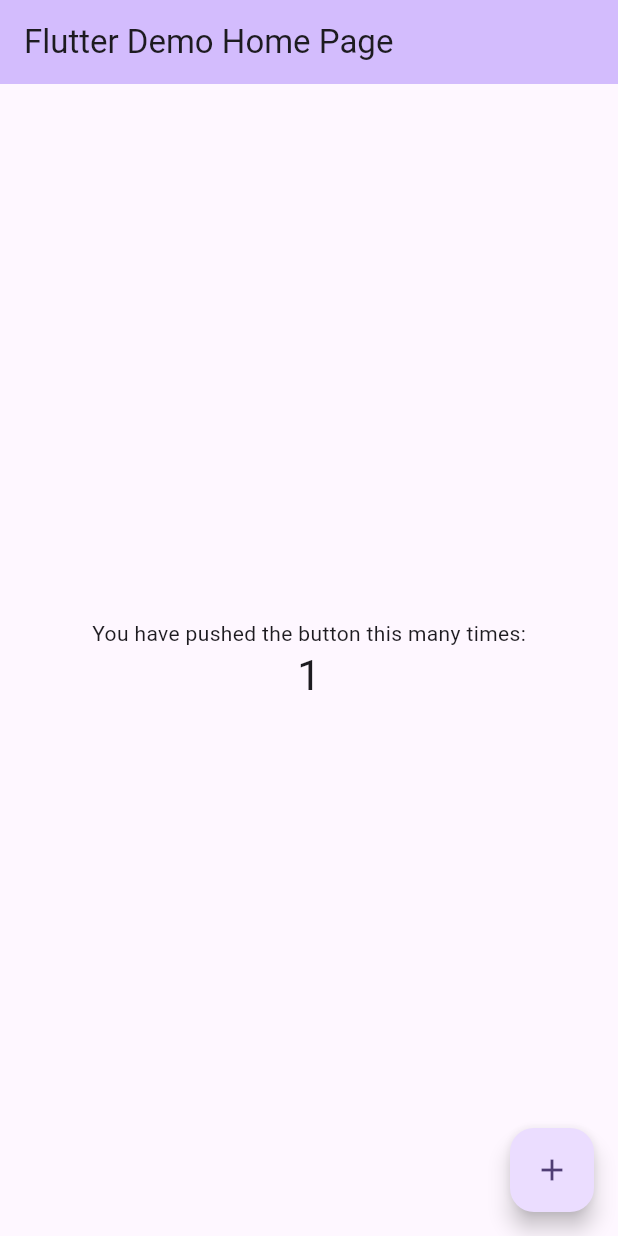
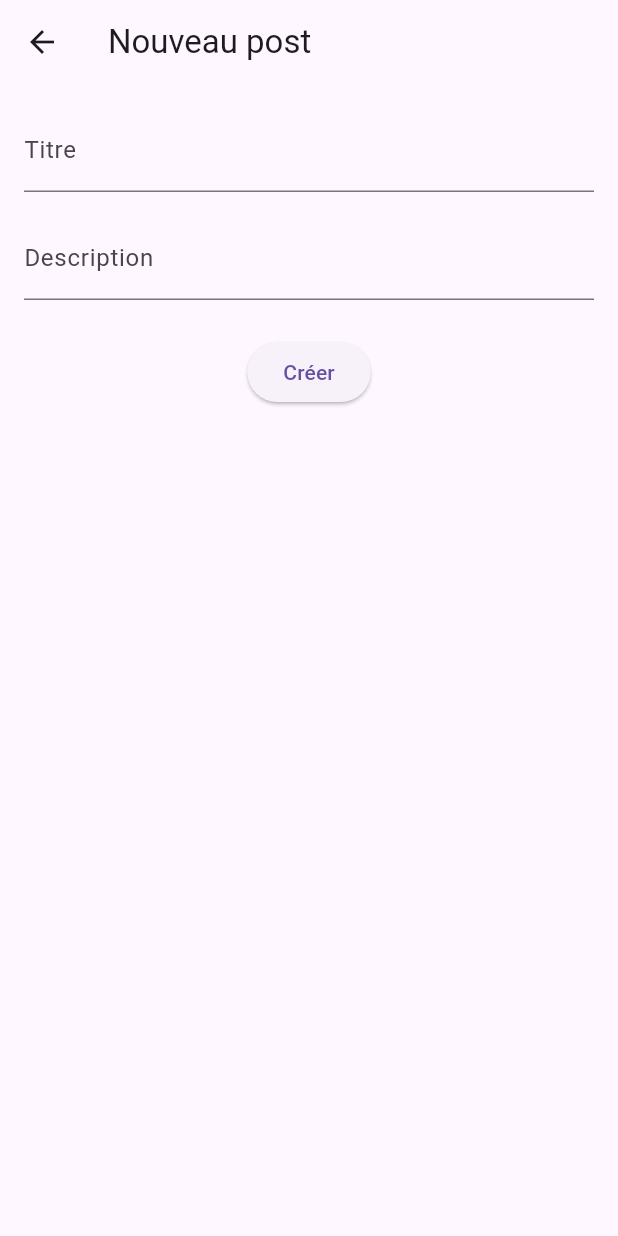
Before and after one commit to NicolasMontes0/TP_Flutter, a Flutter app: the screen it shows after launch, after a tap on the "add" icon, on a phone screen of 412 x 824 dp. Run offline on Flutter 3.47's test engine with Material 3 defaults, Android fonts, the phone set to English and light mode, and no system bars; our stand-ins replace bloc, flutter_bloc.

Commit message:
add code

```diff
--- a/lib/main.dart
+++ b/lib/main.dart
@@ -1,125 +1,36 @@
 import 'package:flutter/material.dart';
+import 'package:flutter_bloc/flutter_bloc.dart';
+import 'package:tp_flutter/post_screen/post_bloc/post_bloc.dart';
+import 'package:tp_flutter/post_screen/post_bloc/post_event.dart';
+import 'package:tp_flutter/post_screen/posts_screen.dart';
+import 'package:tp_flutter/shared/services/post_data_source/fake_posts_data_source.dart';
+import 'shared/services/post_repository/post_repository.dart';
 
 void main() {
-  runApp(const MyApp());
+  final postsRepository = PostsRepository(FakePostsDataSource());
+  runApp(MyApp(postsRepository: postsRepository));
 }
 
 class MyApp extends StatelessWidget {
-  const MyApp({super.key});
+  final PostsRepository postsRepository;
+  const MyApp({super.key, required this.postsRepository});
 
-  // This widget is the root of your application.
   @override
   Widget build(BuildContext context) {
-    return MaterialApp(
-      title: 'Flutter Demo',
-      theme: ThemeData(
-        // This is the theme of your application.
-        //
-        // TRY THIS: Try running your application with "flutter run". You'll see
-        // the application has a purple toolbar. Then, without quitting the app,
-        // try changing the seedColor in the colorScheme below to Colors.green
-        // and then invoke "hot reload" (save your changes or press the "hot
-        // reload" button in a Flutter-supported IDE, or press "r" if you used
-        // the command line to start the app).
-        //
-        // Notice that the counter didn't reset back to zero; the application
-        // state is not lost during the reload. To reset the state, use hot
-        // restart instead.
-        //
-        // This works for code too, not just values: Most code changes can be
-        // tested with just a hot reload.
-        colorScheme: ColorScheme.fromSeed(seedColor: Colors.deepPurple),
-        useMaterial3: true,
+    return MultiBlocProvider(
+      providers: [
+        BlocProvider(
+          create: (context) => PostsBloc(postsRepository)..add(LoadPostsEvent()),
+        ),
+      ],
+      child: MaterialApp(
+        title: 'TP Flutter',
+        theme: ThemeData(
+          primarySwatch: Colors.blue,
+          visualDensity: VisualDensity.adaptivePlatformDensity,
+        ),
+        home: const PostScreen(),
       ),
-      home: const MyHomePage(title: 'Flutter Demo Home Page'),
     );
   }
 }
-
-class MyHomePage extends StatefulWidget {
-  const MyHomePage({super.key, required this.title});
-
-  // This widget is the home page of your application. It is stateful, meaning
-  // that it has a State object (defined below) that contains fields that affect
-  // how it looks.
-
-  // This class is the configuration for the state. It holds the values (in this
-  // case the title) provided by the parent (in this case the App widget) and
-  // used by the build method of the State. Fields in a Widget subclass are
-  // always marked "final".
-
-  final String title;
-
-  @override
-  State<MyHomePage> createState() => _MyHomePageState();
-}
-
-class _MyHomePageState extends State<MyHomePage> {
-  int _counter = 0;
-
-  void _incrementCounter() {
-    setState(() {
-      // This call to setState tells the Flutter framework that something has
-      // changed in this State, which causes it to rerun the build method below
-      // so that the display can reflect the updated values. If we changed
-      // _counter without calling setState(), then the build method would not be
-      // called again, and so nothing would appear to happen.
-      _counter++;
-    });
-  }
-
-  @override
-  Widget build(BuildContext context) {
-    // This method is rerun every time setState is called, for instance as done
-    // by the _incrementCounter method above.
-    //
-    // The Flutter framework has been optimized to make rerunning build methods
-    // fast, so that you can just rebuild anything that needs updating rather
-    // than having to individually change instances of widgets.
-    return Scaffold(
-      appBar: AppBar(
-        // TRY THIS: Try changing the color here to a specific color (to
-        // Colors.amber, perhaps?) and trigger a hot reload to see the AppBar
-        // change color while the other colors stay the same.
-        backgroundColor: Theme.of(context).colorScheme.inversePrimary,
-        // Here we take the value from the MyHomePage object that was created by
-        // the App.build method, and use it to set our appbar title.
-        title: Text(widget.title),
-      ),
-      body: Center(
-        // Center is a layout widget. It takes a single child and positions it
-        // in the middle of the parent.
-        child: Column(
-          // Column is also a layout widget. It takes a list of children and
-          // arranges them vertically. By default, it sizes itself to fit its
-          // children horizontally, and tries to be as tall as its parent.
-          //
-          // Column has various properties to control how it sizes itself and
-          // how it positions its children. Here we use mainAxisAlignment to
-          // center the children vertically; the main axis here is the vertical
-          // axis because Columns are vertical (the cross axis would be
-          // horizontal).
-          //
-          // TRY THIS: Invoke "debug painting" (choose the "Toggle Debug Paint"
-          // action in the IDE, or press "p" in the console), to see the
-          // wireframe for each widget.
-          mainAxisAlignment: MainAxisAlignment.center,
-          children: <Widget>[
-            const Text(
-              'You have pushed the button this many times:',
-            ),
-            Text(
-              '$_counter',
-              style: Theme.of(context).textTheme.headlineMedium,
-            ),
-          ],
-        ),
-      ),
-      floatingActionButton: FloatingActionButton(
-        onPressed: _incrementCounter,
-        tooltip: 'Increment',
-        child: const Icon(Icons.add),
-      ), // This trailing comma makes auto-formatting nicer for build methods.
-    );
-  }
-}
--- /dev/null
+++ b/lib/post_screen/post_bloc/post_bloc.dart
@@ -0,0 +1,46 @@
+import 'package:bloc/bloc.dart';
+import 'package:tp_flutter/post_screen/post_bloc/post_state/post_error.dart';
+import 'package:tp_flutter/post_screen/post_bloc/post_state/post_init.dart';
+import 'package:tp_flutter/post_screen/post_bloc/post_state/post_loaded.dart';
+import 'package:tp_flutter/post_screen/post_bloc/post_state/post_loading.dart';
+import '../../shared/services/post_repository/post_repository.dart';
+import 'post_event.dart';
+import 'post_state/post_state.dart';
+
+class PostsBloc extends Bloc<PostsEvent, PostsState> {
+  final PostsRepository repository;
+
+  PostsBloc(this.repository) : super(PostInitial()) {
+    on<LoadPostsEvent>((event, emit) async {
+      emit(PostLoading());
+      try {
+        final posts = await repository.getPosts();
+        emit(PostLoaded(posts));
+      } catch (e) {
+        emit(PostError(e.toString()));
+      }
+    });
+
+    on<CreatePostEvent>((event, emit) async {
+      emit(PostLoading());
+      try {
+        await repository.createPost(event.post);
+        final posts = await repository.getPosts();
+        emit(PostLoaded(posts));
+      } catch (e) {
+        emit(PostError(e.toString()));
+      }
+    });
+
+    on<UpdatePostEvent>((event, emit) async {
+      emit(PostLoading());
+      try {
+        await repository.updatePost(event.post);
+        final posts = await repository.getPosts();
+        emit(PostLoaded(posts));
+      } catch (e) {
+        emit(PostError(e.toString()));
+      }
+    });
+  }
+}
--- /dev/null
+++ b/lib/post_screen/post_bloc/post_event.dart
@@ -0,0 +1,15 @@
+import '../../shared/models/post.dart';
+
+abstract class PostsEvent {}
+
+class LoadPostsEvent extends PostsEvent {}
+
+class CreatePostEvent extends PostsEvent {
+  final Post post;
+  CreatePostEvent(this.post);
+}
+
+class UpdatePostEvent extends PostsEvent {
+  final Post post;
+  UpdatePostEvent(this.post);
+}
--- /dev/null
+++ b/lib/post_screen/post_bloc/post_state/post_error.dart
@@ -0,0 +1,6 @@
+import 'package:tp_flutter/post_screen/post_bloc/post_state/post_state.dart';
+
+class PostError extends PostsState {
+  final String error;
+  PostError(this.error);
+}
--- /dev/null
+++ b/lib/post_screen/post_bloc/post_state/post_init.dart
@@ -0,0 +1,3 @@
+import 'package:tp_flutter/post_screen/post_bloc/post_state/post_state.dart';
+
+class PostInitial extends PostsState {}
--- /dev/null
+++ b/lib/post_screen/post_bloc/post_state/post_loaded.dart
@@ -0,0 +1,7 @@
+import 'package:tp_flutter/post_screen/post_bloc/post_state/post_state.dart';
+import '../../../shared/models/post.dart';
+
+class PostLoaded extends PostsState {
+  final List<Post> posts;
+  PostLoaded(this.posts);
+}
--- /dev/null
+++ b/lib/post_screen/post_bloc/post_state/post_loading.dart
@@ -0,0 +1,3 @@
+import 'package:tp_flutter/post_screen/post_bloc/post_state/post_state.dart';
+
+class PostLoading extends PostsState {}
--- /dev/null
+++ b/lib/post_screen/post_bloc/post_state/post_state.dart
@@ -0,0 +1,5 @@
+import '../../../shared/models/post.dart';
+
+//TODO faire un enum pour gérer les états
+
+abstract class PostsState {}
--- /dev/null
+++ b/lib/post_screen/posts_create_screen/posts_create_screen.dart
@@ -0,0 +1,74 @@
+import 'package:flutter/material.dart';
+import 'package:flutter_bloc/flutter_bloc.dart';
+
+import '../../shared/models/post.dart';
+import '../post_bloc/post_bloc.dart';
+import '../post_bloc/post_event.dart';
+
+class PostsCreateScreen extends StatefulWidget {
+  const PostsCreateScreen({super.key});
+
+  @override
+  _PostsCreateScreenState createState() => _PostsCreateScreenState();
+}
+
+class _PostsCreateScreenState extends State<PostsCreateScreen> {
+  final _formKey = GlobalKey<FormState>();
+  final TextEditingController _titleController = TextEditingController();
+  final TextEditingController _descriptionController = TextEditingController();
+
+  void _createPost() {
+    if (_formKey.currentState!.validate()) {
+      final newPost = Post(
+        id: DateTime.now().toString(),
+        title: _titleController.text,
+        description: _descriptionController.text,
+      );
+      context.read<PostsBloc>().add(CreatePostEvent(newPost));
+      Navigator.pop(context);
+    }
+  }
+
+  @override
+  Widget build(BuildContext context) {
+    return Scaffold(
+      appBar: AppBar(title: const Text("Nouveau post")),
+      body: Padding(
+        padding: const EdgeInsets.all(16.0),
+        child: Form(
+          key: _formKey,
+          child: Column(
+            children: [
+              TextFormField(
+                controller: _titleController,
+                decoration: const InputDecoration(labelText: "Titre"),
+                validator: (value) {
+                  if (value == null || value.isEmpty) {
+                    return "Le titre est obligatoire";
+                  }
+                  return null;
+                },
+              ),
+              const SizedBox(height: 16),
+              TextFormField(
+                controller: _descriptionController,
+                decoration: const InputDecoration(labelText: "Description"),
+                validator: (value) {
+                  if (value == null || value.isEmpty) {
+                    return "La description est obligatoire";
+                  }
+                  return null;
+                },
+              ),
+              const SizedBox(height: 24),
+              ElevatedButton(
+                onPressed: _createPost,
+                child: const Text("Créer"),
+              ),
+            ],
+          ),
+        ),
+      ),
+    );
+  }
+}
--- /dev/null
+++ b/lib/post_screen/posts_detail_screen/posts_detail_screen.dart
@@ -0,0 +1,86 @@
+import 'package:flutter/material.dart';
+import 'package:flutter_bloc/flutter_bloc.dart';
+
+import '../../shared/models/post.dart';
+import '../post_bloc/post_bloc.dart';
+import '../post_bloc/post_event.dart';
+
+class PostDetailScreen extends StatefulWidget {
+  static Future<void> navigateTo(BuildContext context, Post post) {
+    return Navigator.pushNamed(context, 'postDetail', arguments: post);
+  }
+  final Post post;
+
+  const PostDetailScreen({super.key, required this.post});
+
+  @override
+  _PostDetailPageState createState() => _PostDetailPageState();
+}
+
+class _PostDetailPageState extends State<PostDetailScreen> {
+  final _formKey = GlobalKey<FormState>();
+  late TextEditingController _titleController;
+  late TextEditingController _descriptionController;
+
+  @override
+  void initState() {
+    super.initState();
+    _titleController = TextEditingController(text: widget.post.title);
+    _descriptionController =
+        TextEditingController(text: widget.post.description);
+  }
+
+  void _updatePost() {
+    if (_formKey.currentState!.validate()) {
+      final updatedPost = widget.post.copyWith(
+        title: _titleController.text,
+        description: _descriptionController.text,
+      );
+      context.read<PostsBloc>().add(UpdatePostEvent(updatedPost));
+      Navigator.pop(context);
+    }
+  }
+
+  @override
+  Widget build(BuildContext context) {
+    return Scaffold(
+      appBar: AppBar(title: const Text("Détails du post")),
+      body: Padding(
+        padding: const EdgeInsets.all(10.0),
+        child: Form(
+          key: _formKey,
+          child: Column(
+            children: [
+              TextFormField(
+                controller: _titleController,
+                decoration: const InputDecoration(labelText: "Titre"),
+                validator: (value) {
+                  if (value == null || value.isEmpty) {
+                    return "Le titre est obligatoire";
+                  }
+                  return null;
+                },
+              ),
+              const SizedBox(height: 16),
+              TextFormField(
+                controller: _descriptionController,
+                decoration: const InputDecoration(labelText: "Description"),
+                validator: (value) {
+                  if (value == null || value.isEmpty) {
+                    return "La description est obligatoire";
+                  }
+                  return null;
+                },
+              ),
+              const SizedBox(height: 24),
+              ElevatedButton(
+                onPressed: _updatePost,
+                child: const Text("Modifier le post"),
+              ),
+            ],
+          ),
+        ),
+      ),
+    );
+  }
+}
--- /dev/null
+++ b/lib/post_screen/posts_screen.dart
@@ -0,0 +1,69 @@
+import 'package:flutter/material.dart';
+import 'package:flutter_bloc/flutter_bloc.dart';
+import 'package:tp_flutter/post_screen/post_bloc/post_bloc.dart';
+import 'package:tp_flutter/post_screen/post_bloc/post_state/post_error.dart';
+import 'package:tp_flutter/post_screen/post_bloc/post_state/post_loaded.dart';
+import 'package:tp_flutter/post_screen/post_bloc/post_state/post_loading.dart';
+import 'package:tp_flutter/post_screen/post_bloc/post_state/post_state.dart';
+import 'package:tp_flutter/post_screen/posts_create_screen/posts_create_screen.dart';
+import 'package:tp_flutter/post_screen/posts_detail_screen/posts_detail_screen.dart';
+import 'package:tp_flutter/post_screen/widgets/post_list_item.dart';
+import 'package:tp_flutter/shared/models/post.dart';
+
+class PostScreen extends StatelessWidget {
+  const PostScreen({super.key});
+
+  @override
+  Widget build(BuildContext context) {
+    return Scaffold(
+      appBar: AppBar(title: const Text('Les posts')),
+      body: BlocListener<PostsBloc, PostsState>(
+        listener: (context, state) {
+          if (state is PostError) {
+            ScaffoldMessenger.of(context).showSnackBar(
+              SnackBar(content: Text('Erreur lors du chargement : ${state.error}')),
+            );
+          }
+        },
+        child: BlocBuilder<PostsBloc, PostsState>(
+          builder: (context, state) {
+            if (state is PostLoading) {
+              return const Center(child: CircularProgressIndicator());
+            }
+            else if (state is PostLoaded) {
+              if (state.posts.isEmpty) {
+                return const Center(child: Text('Vous n\'avez rien posté...'));
+              }
+              return ListView.builder(
+                itemCount: state.posts.length,
+                itemBuilder: (context, index) {
+                  final post = state.posts[index];
+                  return PostListItem(
+                    post: post,
+                    onTap: () => _openProductDetailScreen(context, post),
+                  );
+                },
+              );
+            } else if (state is PostError) {
+              return Center(child: Text(state.error));
+            }
+            return const Center(child: Text('Vous n\'avez rien posté...'));
+          },
+        ),
+      ),
+      floatingActionButton: FloatingActionButton(
+        onPressed: () {
+          Navigator.push(
+            context,
+            MaterialPageRoute(builder: (context) => const PostsCreateScreen()),
+          );
+        },
+        child: const Icon(Icons.add),
+      ),
+    );
+  }
+
+  void _openProductDetailScreen(BuildContext context, Post post) {
+    PostDetailScreen.navigateTo(context, post);
+  }
+}
--- /dev/null
+++ b/lib/post_screen/widgets/post_list_item.dart
@@ -0,0 +1,30 @@
+import 'package:flutter/material.dart';
+import 'package:tp_flutter/shared/models/post.dart';
+import '../posts_detail_screen/posts_detail_screen.dart';
+
+class PostListItem extends StatelessWidget {
+  const PostListItem({
+    super.key,
+    required this.post,
+    this.onTap,
+  });
+
+  final Post post;
+  final VoidCallback? onTap;
+
+  @override
+  Widget build(BuildContext context) {
+    return ListTile(
+      title: Text(post.title),
+      subtitle: Text(post.description),
+      onTap: () {
+        Navigator.push(
+          context,
+          MaterialPageRoute(
+            builder: (context) => PostDetailScreen(post: post),
+          ),
+        );
+      },
+    );
+  }
+}
--- /dev/null
+++ b/lib/shared/models/post.dart
@@ -0,0 +1,24 @@
+
+class Post {
+  final String id;
+  final String title;
+  final String description;
+
+  const Post({
+    required this.id,
+    required this.title,
+    required this.description,
+  });
+
+  Post copyWith({
+    String? id,
+    String? title,
+    String? description,
+  }) {
+    return Post(
+      id: id ?? this.id,
+      title: title ?? this.title,
+      description: description ?? this.description,
+    );
+  }
+}
--- /dev/null
+++ b/lib/shared/services/post_data_source/fake_posts_data_source.dart
@@ -0,0 +1,43 @@
+import 'package:tp_flutter/shared/services/post_data_source/posts_data_source.dart';
+import '../../models/post.dart';
+
+class FakePostsDataSource extends PostsDataSource {
+
+  final List<Post> _fakePosts = [
+    const Post(id: '1', title: 'Post 1', description: 'Description'),
+    const Post(id: '2', title: 'Post 2', description: 'Description'),
+    const Post(id: '3', title: 'Post 3', description: 'Description')
+  ];
+
+  @override
+  Future<List<Post>> getAllPosts() async {
+    await Future.delayed(const Duration(seconds: 1));
+    return _fakePosts;
+  }
+
+  @override
+  Future<Post> createPost(Post postToAdd) async {
+    await Future.delayed(const Duration(seconds: 1));
+
+    final newId = (_fakePosts.length + 1).toString();
+    final newPost = postToAdd.id.isEmpty
+        ? postToAdd.copyWith(id: newId)
+        : postToAdd;
+
+    _fakePosts.add(newPost);
+    return newPost;
+  }
+
+  @override
+  Future<Post> updatePost(Post newPost) async {
+    await Future.delayed(const Duration(seconds: 1));
+    final index = _fakePosts.indexWhere((post) => post.id == newPost.id);
+
+    if (index == -1) {
+      throw Exception('Post not found');
+    }
+
+    _fakePosts[index] = newPost;
+    return newPost;
+  }
+}
--- /dev/null
+++ b/lib/shared/services/post_data_source/posts_data_source.dart
@@ -0,0 +1,10 @@
+import '../../models/post.dart';
+
+abstract class PostsDataSource {
+
+  Future<List<Post>> getAllPosts();
+
+  Future<Post> createPost(Post postToAdd);
+
+  Future<Post> updatePost(Post newPost);
+}
--- /dev/null
+++ b/lib/shared/services/post_repository/post_repository.dart
@@ -0,0 +1,13 @@
+import 'package:tp_flutter/shared/models/post.dart';
+import 'package:tp_flutter/shared/services/post_data_source/posts_data_source.dart';
+
+class PostsRepository {
+
+  final PostsDataSource postsDataSource;
+
+  PostsRepository(this.postsDataSource);
+
+  Future<List<Post>> getPosts() => postsDataSource.getAllPosts();
+  Future<Post> createPost(Post post) => postsDataSource.createPost(post);
+  Future<Post> updatePost(Post post) => postsDataSource.updatePost(post);
+}
--- a/pubspec.yaml
+++ b/pubspec.yaml
@@ -35,6 +35,9 @@ dependencies:
   # The following adds the Cupertino Icons font to your application.
   # Use with the CupertinoIcons class for iOS style icons.
   cupertino_icons: ^1.0.8
+  bloc: ^8.1.4
+  flutter_bloc: ^8.1.6
+  dio: ^5.7.0
 
 dev_dependencies:
   flutter_test:
```
Also changed, not shown: lib/app_exception.dart (added, +8 -0 lines), pubspec.lock.
